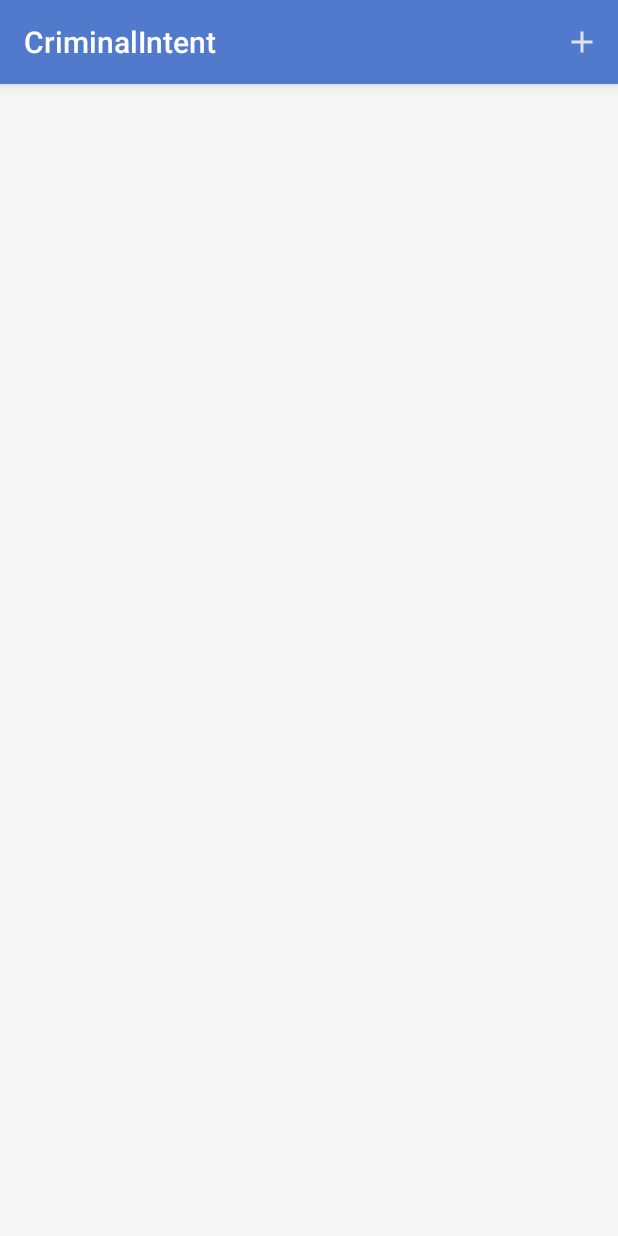
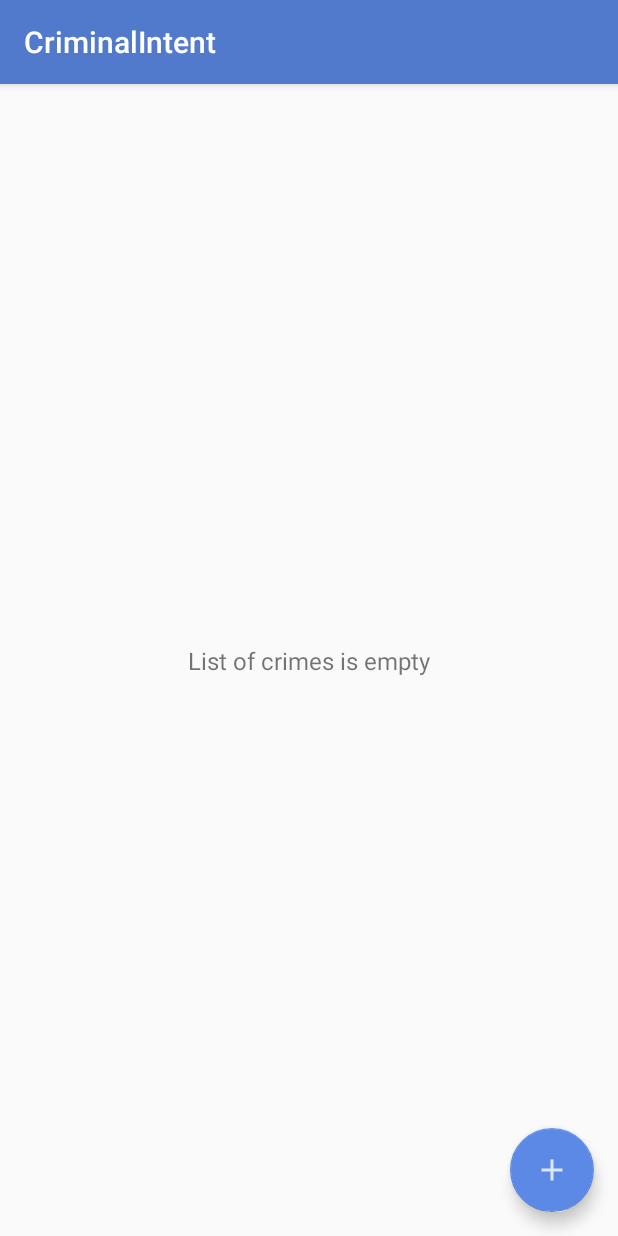
Before and after one commit to sergey-mikhovich/CriminalIntent, an Android app: the screen it shows after launch (MainActivity), on a phone screen of 412 x 824 dp. Run offline under Robolectric (Android 15) with nearby library versions, the phone set to English and light mode, and no system bars; our stand-ins replace Room's generated code; 3 statements that could not run were skipped.

Commit message:
Add ActionMode

```diff
--- a/app/build.gradle
+++ b/app/build.gradle
@@ -43,6 +43,7 @@ dependencies {
     implementation 'androidx.room:room-runtime:2.4.2'
     kapt 'androidx.room:room-compiler:2.4.2'
     implementation 'com.android.support.constraint:constraint-layout:2.0.4'
+    implementation 'com.google.android.material:material:1.5.0'
     testImplementation 'junit:junit:4.13.2'
     androidTestImplementation 'com.android.support.test:runner:1.0.2'
     androidTestImplementation 'com.android.support.test.espresso:espresso-core:3.0.2'
--- a/app/src/main/java/com/bignerdranch/android/criminalintent/CrimeListFragment.kt
+++ b/app/src/main/java/com/bignerdranch/android/criminalintent/CrimeListFragment.kt
@@ -15,6 +15,7 @@ import androidx.recyclerview.widget.DiffUtil
 import androidx.recyclerview.widget.LinearLayoutManager
 import androidx.recyclerview.widget.ListAdapter
 import androidx.recyclerview.widget.RecyclerView
+import com.google.android.material.floatingactionbutton.FloatingActionButton
 import java.text.SimpleDateFormat
 import java.util.*
 
@@ -29,6 +30,8 @@ class CrimeListFragment : Fragment(), ActionMode.Callback {
 
     private lateinit var tracker: SelectionTracker<String>
     private lateinit var crimeRecyclerView: RecyclerView
+    private lateinit var emptyTextView: TextView
+    private lateinit var addCrimeButton: FloatingActionButton
     private var adapter: CrimeAdapter? = CrimeAdapter()
     private var callbacks: Callbacks? = null
     private var actionMode: ActionMode? = null
@@ -57,6 +60,8 @@ class CrimeListFragment : Fragment(), ActionMode.Callback {
 
         crimeRecyclerView =
             view.findViewById(R.id.crime_recycler_view) as RecyclerView
+        emptyTextView = view.findViewById(R.id.empty_text_view) as TextView
+        addCrimeButton = view.findViewById(R.id.add_crime_fab) as FloatingActionButton
         crimeRecyclerView.layoutManager =
             LinearLayoutManager(context).apply {
                 reverseLayout = true
@@ -108,6 +113,12 @@ class CrimeListFragment : Fragment(), ActionMode.Callback {
                 updateUI(crimes)
             }
         }
+
+        addCrimeButton.setOnClickListener {
+            val crime = Crime()
+            crimeListViewModel.addCrime(crime)
+            callbacks?.onCrimeSelected(crime.id)
+        }
     }
 
     override fun onDetach() {
@@ -115,24 +126,15 @@ class CrimeListFragment : Fragment(), ActionMode.Callback {
         callbacks = null
     }
 
-    override fun onCreateOptionsMenu(menu: Menu, inflater: MenuInflater) {
-        super.onCreateOptionsMenu(menu, inflater)
-        inflater.inflate(R.menu.fragment_crime_list_add, menu)
-    }
+    private fun updateUI(crimes: List<Crime>) {
+        if (crimes.isNullOrEmpty()) {
+            crimeRecyclerView.visibility = View.GONE
+            emptyTextView.visibility = View.VISIBLE
+        } else {
+            crimeRecyclerView.visibility = View.VISIBLE
+            emptyTextView.visibility = View.GONE
+        }
 
-    override fun onOptionsItemSelected(item: MenuItem): Boolean {
-        return when (item.itemId) {
-            R.id.menu_new_crime -> {
-                val crime = Crime()
-                crimeListViewModel.addCrime(crime)
-                callbacks?.onCrimeSelected(crime.id)
-                true
-            }
-            else -> return super.onOptionsItemSelected(item)
-        }
-    }
-
-    private fun updateUI(crimes: List<Crime>) {
         adapter?.submitList(crimes)
     }
 
@@ -181,7 +183,7 @@ class CrimeListFragment : Fragment(), ActionMode.Callback {
         override fun getItemCount(): Int = currentList.size
 
         inner class CrimeHolder(view: View)
-            : RecyclerView.ViewHolder(view), View.OnClickListener, View.OnLongClickListener {
+            : RecyclerView.ViewHolder(view), View.OnClickListener {
 
             private lateinit var crime: Crime
 
@@ -191,7 +193,6 @@ class CrimeListFragment : Fragment(), ActionMode.Callback {
 
             init {
                 itemView.setOnClickListener(this)
-                itemView.setOnLongClickListener(this)
             }
 
             fun bind(crime: Crime) {
@@ -227,17 +228,6 @@ class CrimeListFragment : Fragment(), ActionMode.Callback {
             override fun onClick(item: View?) {
                 callbacks?.onCrimeSelected(crime.id)
             }
-
-            override fun onLongClick(item: View?): Boolean {
-
-                return true
-            }
-        }
-    }
-
-    companion object {
-        fun newInstance(): CrimeListFragment {
-            return CrimeListFragment()
         }
     }
 
@@ -251,17 +241,17 @@ class CrimeListFragment : Fragment(), ActionMode.Callback {
     override fun onActionItemClicked(mode: ActionMode?, item: MenuItem?): Boolean {
         return when (item!!.itemId) {
             R.id.menu_delete_crime -> {
-                var selected = adapter?.currentList?.filter {
+                val selected = adapter?.currentList?.filter {
                     tracker.selection.contains(it.id.toString())
                 }
 
                 val crimes = adapter?.currentList?.toMutableList()
-                if (crimes?.get(0) == selected?.get(0)) {
-                    selected = selected?.subList(1, selected.size)
-                }
 
                 selected?.let {
                     crimes?.removeAll(selected)
+                    for (crime in selected) {
+                        crimeListViewModel.deleteCrime(crime)
+                    }
                 }
 
                 crimes?.let {
@@ -280,4 +270,10 @@ class CrimeListFragment : Fragment(), ActionMode.Callback {
         tracker.clearSelection()
         actionMode = null
     }
+
+    companion object {
+        fun newInstance(): CrimeListFragment {
+            return CrimeListFragment()
+        }
+    }
 }
--- a/app/src/main/res/drawable/button_background_selector.xml
+++ b/app/src/main/res/drawable/button_background_selector.xml
@@ -1,7 +1,12 @@
 <?xml version="1.0" encoding="utf-8"?>
 <selector xmlns:android="http://schemas.android.com/apk/res/android">
     <!-- Color when the row is selected -->
-    <item  android:state_enabled="false" android:drawable="@color/blue_xxlight" />
+    <item android:state_enabled="false">
+        <shape android:shape="rectangle">
+            <solid android:color="@color/blue_xxlight" />
+            <corners android:radius="10dp" />
+        </shape>
+    </item>
     <!-- Standard background color -->
     <item>
         <shape android:shape="rectangle">
--- /dev/null
+++ b/app/src/main/res/drawable/transparent.xml
@@ -0,0 +1,4 @@
+<?xml version="1.0" encoding="utf-8"?>
+<shape xmlns:android="http://schemas.android.com/apk/res/android">
+    <solid android:color="#00000000"/>
+</shape>
--- a/app/src/main/res/layout/fragment_crime_list.xml
+++ b/app/src/main/res/layout/fragment_crime_list.xml
@@ -1,6 +1,39 @@
 <?xml version="1.0" encoding="utf-8"?>
-<androidx.recyclerview.widget.RecyclerView xmlns:android="http://schemas.android.com/apk/res/android"
-    android:id="@+id/crime_recycler_view"
+<androidx.constraintlayout.widget.ConstraintLayout xmlns:android="http://schemas.android.com/apk/res/android"
+    xmlns:app="http://schemas.android.com/apk/res-auto"
+    android:id="@+id/linearLayout"
     android:layout_width="match_parent"
-    android:layout_height="match_parent"
-    android:background="@color/grey_light"/>
+    android:layout_height="match_parent">
+
+    <androidx.recyclerview.widget.RecyclerView
+        android:id="@+id/crime_recycler_view"
+        android:background="@color/grey_light"
+        app:layout_constraintBottom_toTopOf="@+id/empty_text_view"
+        android:layout_height="match_parent"
+        android:layout_width="match_parent" />
+
+    <TextView
+        android:id="@+id/empty_text_view"
+        android:layout_width="wrap_content"
+        android:layout_height="wrap_content"
+        android:text="@string/crime_list_empty"
+        android:textSize="16sp"
+        android:visibility="gone"
+        app:layout_constraintBottom_toBottomOf="parent"
+        app:layout_constraintEnd_toEndOf="parent"
+        app:layout_constraintStart_toStartOf="parent"
+        app:layout_constraintTop_toTopOf="parent" />
+
+
+    <com.google.android.material.floatingactionbutton.FloatingActionButton
+        android:id="@+id/add_crime_fab"
+        android:layout_width="wrap_content"
+        android:layout_height="wrap_content"
+        android:src="@drawable/ic_menu_add"
+        android:contentDescription="@string/new_crime_text"
+        android:layout_margin="16dp"
+        android:background="@drawable/button_background_selector"
+        app:fabSize="normal"
+        app:layout_constraintBottom_toBottomOf="parent"
+        app:layout_constraintEnd_toEndOf="parent"/>
+</androidx.constraintlayout.widget.ConstraintLayout>
--- a/app/src/main/res/menu/fragment_crime_list_add.xml
+++ /dev/null
@@ -1,9 +0,0 @@
-<?xml version="1.0" encoding="utf-8"?>
-<menu xmlns:android="http://schemas.android.com/apk/res/android"
-      xmlns:app="http://schemas.android.com/apk/res-auto">
-    <item
-        android:id="@+id/menu_new_crime"
-        android:icon="@drawable/ic_menu_add"
-        android:title="@string/new_crime_text"
-        app:showAsAction="ifRoom|withText"/>
-</menu>
--- a/app/src/main/res/values/strings.xml
+++ b/app/src/main/res/values/strings.xml
@@ -12,7 +12,7 @@
     <string name="new_crime_text">New Crime</string>
     <string name="delete_crime_text">Delete Crime</string>
     <string name="select_all_crimes_text">Select All Crimes</string>
-    <string name="crime_list_empty">List is empty</string>
+    <string name="crime_list_empty">List of crimes is empty</string>
     <string name="crime_choose_suspect_text">Choose suspect</string>
     <string name="crime_report_text">Send Crime Report</string>
     <string name="crime_report">%1$s!\n\nThe crime was discovered on %2$s at %3$s. %4$s and %5$s</string>
--- a/app/src/main/res/values/themes.xml
+++ b/app/src/main/res/values/themes.xml
@@ -1,10 +1,18 @@
 <resources>
     <!-- Base application theme. -->
-    <style name="Theme.CriminalIntent" parent="Theme.AppCompat.Light.DarkActionBar">
+    <style name="Theme.CriminalIntent" parent="Theme.AppCompat.Light">
         <!-- Primary brand color. -->
         <item name="colorPrimary">@color/blue_light</item>
         <item name="colorPrimaryDark">@color/blue_dark</item>
         <item name="colorAccent">@color/blue_xlight</item>
+        <item name="actionModeStyle">@style/Widget.App.ActionMode</item>
+        <item name="actionBarTheme">@style/ThemeOverlay.MaterialComponents.Dark.ActionBar</item>
+
         <!-- Customize your theme here. -->
     </style>
+
+    <style name="Widget.App.ActionMode" parent="Widget.AppCompat.ActionMode">
+        <item name="background">@color/black</item>
+    </style>
+
 </resources>
```
